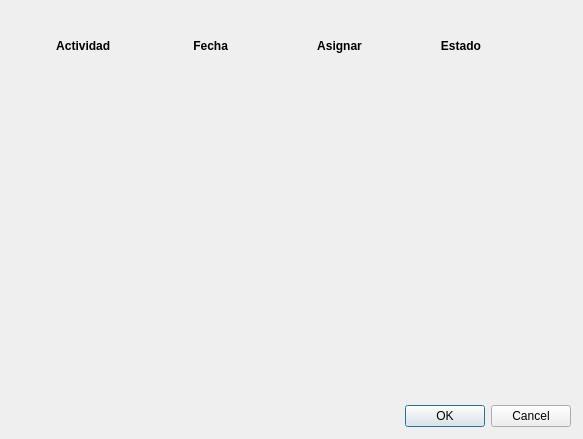
Above: SGC/Vista/Asignacion.ui from fernandosanchez1128/SGC before the change. Below: the same form after it.
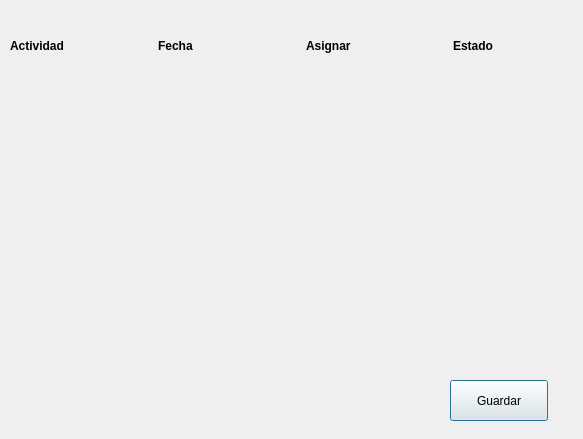
That is the form after the change.

Commit message: "logica de asignacion realizada"

Patch:
```diff
--- a/SGC/Vista/Asignacion.ui
+++ b/SGC/Vista/Asignacion.ui
@@ -13,64 +13,22 @@
   <property name="windowTitle">
    <string>Dialog</string>
   </property>
-  <widget class="QDialogButtonBox" name="buttonBox">
-   <property name="geometry">
-    <rect>
-     <x>390</x>
-     <y>400</y>
-     <width>181</width>
-     <height>32</height>
-    </rect>
-   </property>
-   <property name="orientation">
-    <enum>Qt::Horizontal</enum>
-   </property>
-   <property name="standardButtons">
-    <set>QDialogButtonBox::Cancel|QDialogButtonBox::Ok</set>
-   </property>
-  </widget>
   <widget class="QWidget" name="gridLayoutWidget">
    <property name="geometry">
     <rect>
-     <x>40</x>
+     <x>10</x>
      <y>20</y>
-     <width>501</width>
+     <width>571</width>
      <height>51</height>
     </rect>
    </property>
    <layout class="QGridLayout" name="grid">
+    <property name="sizeConstraint">
+     <enum>QLayout::SetMinimumSize</enum>
+    </property>
     <property name="horizontalSpacing">
      <number>20</number>
     </property>
-    <item row="0" column="2">
-     <widget class="QLabel" name="label_3">
-      <property name="font">
-       <font>
-        <weight>75</weight>
-        <bold>true</bold>
-       </font>
-      </property>
-      <property name="text">
-       <string>     Asignar</string>
-      </property>
-     </widget>
-    </item>
-    <item row="0" column="0">
-     <widget class="QLabel" name="label">
-      <property name="font">
-       <font>
-        <weight>75</weight>
-        <bold>true</bold>
-       </font>
-      </property>
-      <property name="text">
-       <string>     Actividad</string>
-      </property>
-      <property name="scaledContents">
-       <bool>true</bool>
-      </property>
-     </widget>
-    </item>
     <item row="0" column="3">
      <widget class="QLabel" name="label_4">
       <property name="font">
@@ -80,7 +38,7 @@
        </font>
       </property>
       <property name="text">
-       <string>   Estado</string>
+       <string>Estado</string>
       </property>
      </widget>
     </item>
@@ -93,12 +51,57 @@
        </font>
       </property>
       <property name="text">
-       <string>       Fecha</string>
+       <string>Fecha</string>
+      </property>
+     </widget>
+    </item>
+    <item row="0" column="0">
+     <widget class="QLabel" name="label">
+      <property name="font">
+       <font>
+        <weight>75</weight>
+        <bold>true</bold>
+       </font>
+      </property>
+      <property name="text">
+       <string>Actividad</string>
+      </property>
+      <property name="scaledContents">
+       <bool>true</bool>
+      </property>
+     </widget>
+    </item>
+    <item row="0" column="2">
+     <widget class="QLabel" name="label_3">
+      <property name="font">
+       <font>
+        <weight>75</weight>
+        <bold>true</bold>
+       </font>
+      </property>
+      <property name="text">
+       <string>Asignar</string>
       </property>
      </widget>
     </item>
    </layout>
   </widget>
+  <widget class="QPushButton" name="guardar">
+   <property name="geometry">
+    <rect>
+     <x>450</x>
+     <y>380</y>
+     <width>98</width>
+     <height>41</height>
+    </rect>
+   </property>
+   <property name="text">
+    <string>Guardar</string>
+   </property>
+  </widget>
+  <zorder>gridLayoutWidget</zorder>
+  <zorder>label</zorder>
+  <zorder>guardar</zorder>
  </widget>
  <resources/>
  <connections>
```
Left out of the diff: 35 changed lines with no effect on the pictures. The commit also changes 11 other files.
